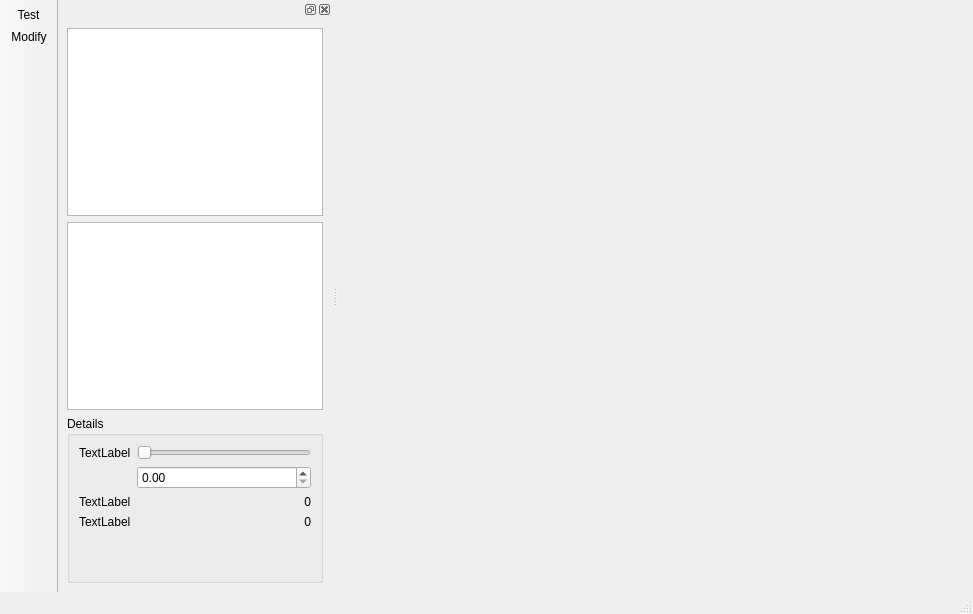
Above: mainwindow.ui from schwemmdx/QWave before the change. Below: the same form after it.
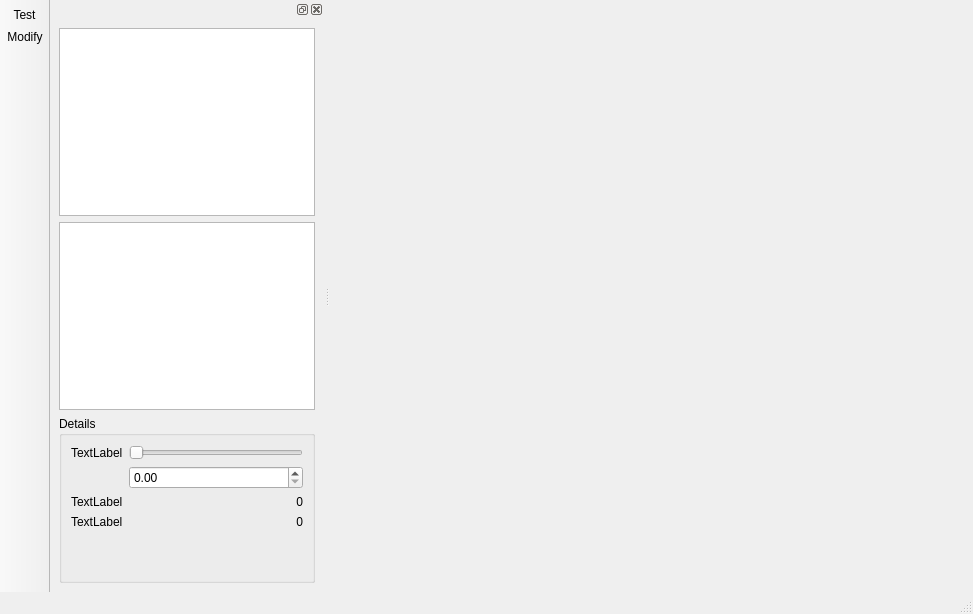
That is the form after the change. Icons and pictures are not drawn.

```diff
--- a/mainwindow.ui
+++ b/mainwindow.ui
@@ -37,6 +37,12 @@
   </widget>
   <widget class="QStatusBar" name="statusbar"/>
   <widget class="QToolBar" name="toolBar">
+   <property name="maximumSize">
+    <size>
+     <width>50</width>
+     <height>16777215</height>
+    </size>
+   </property>
    <property name="mouseTracking">
     <bool>true</bool>
    </property>
@@ -51,10 +57,13 @@
    </property>
    <property name="iconSize">
     <size>
-     <width>48</width>
-     <height>48</height>
+     <width>32</width>
+     <height>32</height>
     </size>
    </property>
+   <property name="toolButtonStyle">
+    <enum>Qt::ToolButtonIconOnly</enum>
+   </property>
    <property name="floatable">
     <bool>false</bool>
    </property>
```
Left out of the diff: 6 changed lines with no effect on the pictures.
